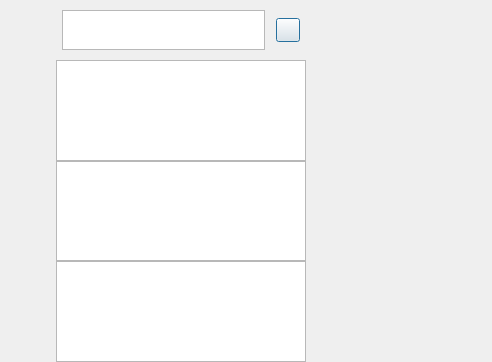
Qt form client/chatdialog.ui (JiaYN1/chat) before a commit.
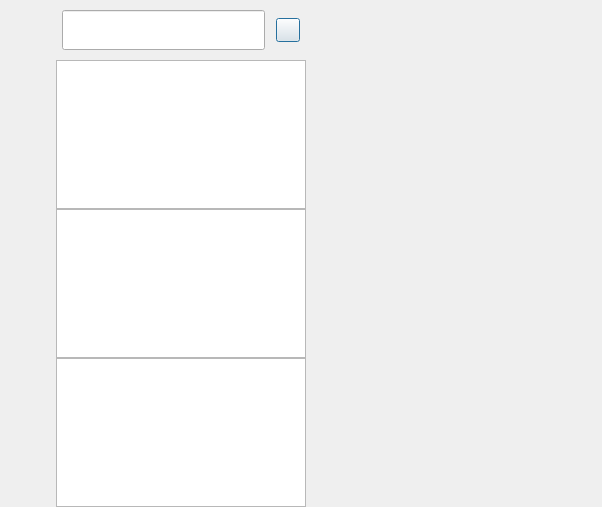
The same form after that commit. Custom widgets are drawn as their Qt base class.

```diff
--- a/client/chatdialog.ui
+++ b/client/chatdialog.ui
@@ -6,8 +6,8 @@
    <rect>
     <x>0</x>
     <y>0</y>
-    <width>492</width>
-    <height>362</height>
+    <width>602</width>
+    <height>507</height>
    </rect>
   </property>
   <property name="sizePolicy">
@@ -57,13 +57,13 @@
      </property>
      <layout class="QVBoxLayout" name="verticalLayout">
       <property name="spacing">
-       <number>40</number>
+       <number>30</number>
       </property>
       <property name="leftMargin">
        <number>10</number>
       </property>
       <property name="topMargin">
-       <number>20</number>
+       <number>30</number>
       </property>
       <property name="rightMargin">
        <number>0</number>
@@ -72,7 +72,7 @@
        <number>0</number>
       </property>
       <item>
-       <widget class="QWidget" name="widget" native="true">
+       <widget class="QWidget" name="widget_2" native="true">
         <property name="minimumSize">
          <size>
           <width>29</width>
@@ -81,7 +81,7 @@
         </property>
         <layout class="QVBoxLayout" name="verticalLayout_3" stretch="0,0,0">
          <property name="spacing">
-          <number>10</number>
+          <number>30</number>
          </property>
          <property name="leftMargin">
           <number>0</number>
@@ -99,14 +99,14 @@
           <widget class="QLabel" name="side_head_lb">
            <property name="minimumSize">
             <size>
-             <width>30</width>
-             <height>30</height>
+             <width>35</width>
+             <height>35</height>
             </size>
            </property>
            <property name="maximumSize">
             <size>
-             <width>30</width>
-             <height>30</height>
+             <width>35</width>
+             <height>35</height>
             </size>
            </property>
            <property name="text">
@@ -150,27 +150,7 @@
        </widget>
       </item>
       <item>
-       <spacer name="verticalSpacer_2">
-        <property name="orientation">
-         <enum>Qt::Orientation::Vertical</enum>
-        </property>
-        <property name="sizeHint" stdset="0">
-         <size>
-          <width>20</width>
-          <height>40</height>
-         </size>
-        </property>
-       </spacer>
-      </item>
-      <item>
-       <widget class="QWidget" name="widget_2" native="true">
-        <property name="minimumSize">
-         <size>
-          <width>0</width>
-          <height>30</height>
-         </size>
-        </property>
-       </widget>
+       <widget class="QWidget" name="widget" native="true"/>
       </item>
       <item>
        <spacer name="verticalSpacer">
@@ -180,7 +160,7 @@
         <property name="sizeHint" stdset="0">
          <size>
           <width>20</width>
-          <height>40</height>
+          <height>80</height>
          </size>
         </property>
        </spacer>
@@ -326,15 +306,15 @@
   </layout>
  </widget>
  <customwidgets>
+  <customwidget>
+   <class>CustomizeEdit</class>
+   <extends>QLineEdit</extends>
+   <header>customizeedit.h</header>
+  </customwidget>
   <customwidget>
    <class>ClickedBtn</class>
    <extends>QPushButton</extends>
-   <header location="global">clickedbtn.h</header>
-  </customwidget>
-  <customwidget>
-   <class>CustomizeEdit</class>
-   <extends>QTextEdit</extends>
-   <header location="global">customizeedit.h</header>
+   <header>clickedbtn.h</header>
   </customwidget>
   <customwidget>
    <class>ChatUserList</class>
@@ -358,6 +338,12 @@
    <header location="global">statewidget.h</header>
    <container>1</container>
   </customwidget>
+  <customwidget>
+   <class>ApplyFriendPage</class>
+   <extends>QWidget</extends>
+   <header location="global">applyfriendpage.h</header>
+   <container>1</container>
+  </customwidget>
  </customwidgets>
  <resources/>
  <connections/>
```
Left out of the diff: 2 changed lines with no effect on the pictures.
